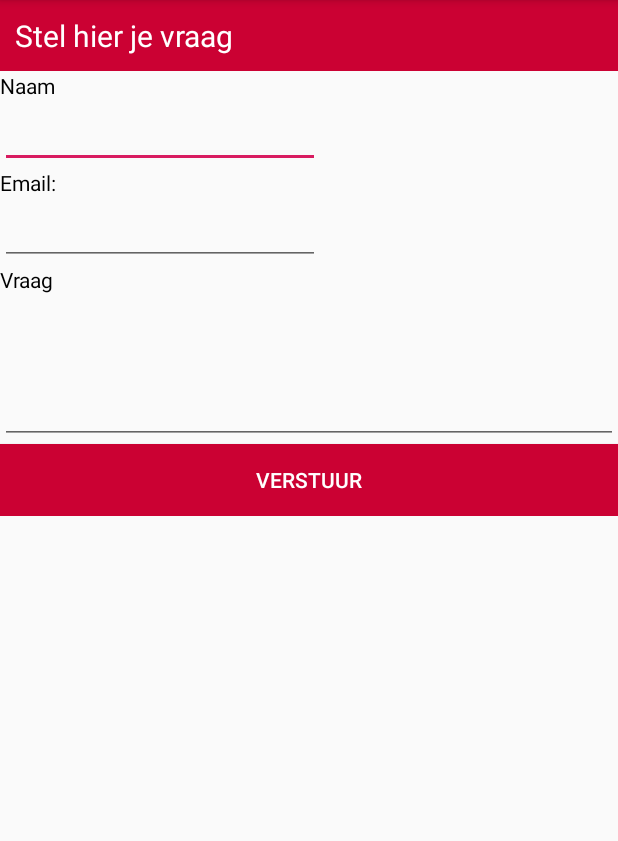
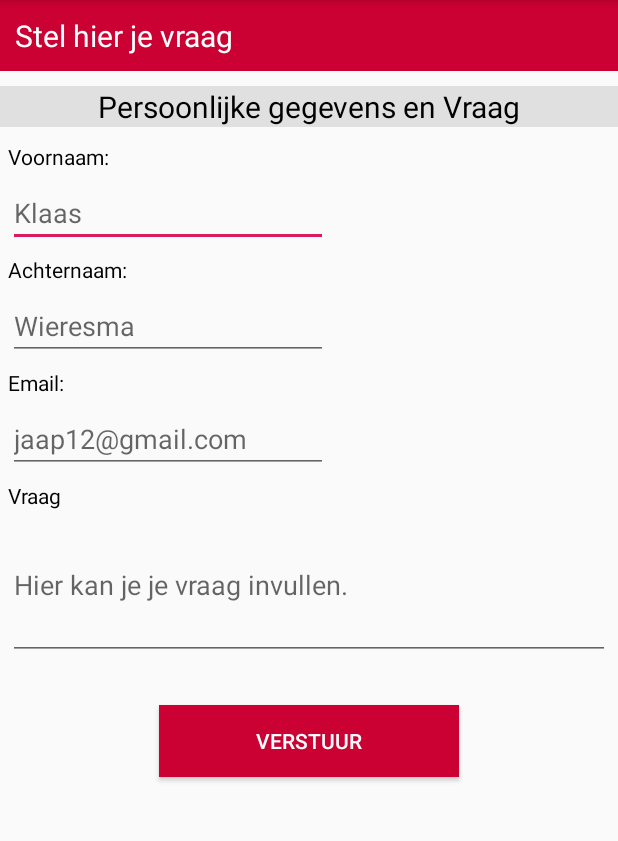
Before and after one commit to canberkates/Project-B, an Android app: the screen it shows after launch (MainActivity), in the side drawer, after a tap on "Vraag", on a phone screen of 412 x 824 dp, the part 234-1075 px from its top. Run offline under Robolectric (Android 15) with nearby library versions, the phone set to English and light mode, and no system bars.

Commit message:
Layout
Veranderingen in de layout

```diff
--- a/OpenDag/app/src/main/java/nl/bakisen/opendag/InschrijvenFragment.java
+++ b/OpenDag/app/src/main/java/nl/bakisen/opendag/InschrijvenFragment.java
@@ -27,9 +27,9 @@ public class InschrijvenFragment extends Fragment {
                 try {
                     GMailSender sender = new GMailSender("inschrijvenopendag@gmail.com", "Inschrijvenopendag123");
                     sender.sendMail("Inschrijving",
-                            Student.getGender(),
+                            "Wow dit is cool",
                             "inschrijvenopendag@gmail.com",
-                            "k.cngz38@hotmail.com");
+                            "k.cngz38@gmail.com");
                     Log.e("tag", "Email send");
                 } catch (Exception e) {
                     Log.e("SendMail", e.getMessage(), e);
--- a/OpenDag/app/src/main/res/layout/fragment_vraag.xml
+++ b/OpenDag/app/src/main/res/layout/fragment_vraag.xml
@@ -19,14 +19,26 @@
             android:text="@string/vraag_titel"
             android:textColor="@color/white"
             android:background="@color/hrrood"
-            android:textSize="20sp"/>
+            android:textSize="20sp" />
 
         <TextView
-            android:id="@+id/textFullName"
+            android:id="@+id/textVraagGegevens"
+            android:layout_width="match_parent"
+            android:layout_height="wrap_content"
+            android:text="Persoonlijke gegevens en Vraag"
+            android:textColor="@color/black"
+            android:textSize="20dp"
+            android:background="#e0e0e0"
+            android:gravity="center_horizontal"
+            android:layout_marginVertical="10dp"/>
+
+        <TextView
+            android:id="@+id/textName"
             android:layout_width="wrap_content"
             android:layout_height="wrap_content"
-            android:text="@string/volledige_naam"
-            android:textColor="@color/black" />
+            android:text="@string/naam"
+            android:textColor="@color/black"
+            android:layout_marginHorizontal="5dp" />
 
         <EditText
             android:id="@+id/inputName"
@@ -34,14 +46,37 @@
             android:layout_height="wrap_content"
             android:autofillHints=""
             android:ems="10"
-            android:inputType="textPersonName" />
+            android:hint="Klaas"
+            android:inputType="textPersonName"
+            android:layout_marginHorizontal="5dp"
+            android:layout_marginVertical="5dp"/>
 
         <TextView
-        android:id="@+id/textMail"
-        android:layout_width="match_parent"
-        android:layout_height="wrap_content"
-        android:text="@string/email"
-        android:textColor="@color/black" />
+            android:id="@+id/textLastname"
+            android:layout_width="match_parent"
+            android:layout_height="wrap_content"
+            android:text="@string/achternaam"
+            android:textColor="@color/black"
+            android:layout_marginHorizontal="5dp"/>
+
+        <EditText
+            android:id="@+id/inputLastname"
+            android:layout_width="wrap_content"
+            android:layout_height="wrap_content"
+            android:autofillHints=""
+            android:ems="10"
+            android:hint="Wieresma"
+            android:inputType="textPersonName"
+            android:layout_marginHorizontal="5dp"
+            android:layout_marginVertical="5dp"/>
+
+        <TextView
+            android:id="@+id/textMail"
+            android:layout_width="match_parent"
+            android:layout_height="wrap_content"
+            android:text="@string/email"
+            android:textColor="@color/black"
+            android:layout_marginHorizontal="5dp"/>
 
         <EditText
             android:id="@+id/inputMail"
@@ -49,30 +84,40 @@
             android:layout_height="wrap_content"
             android:autofillHints=""
             android:ems="10"
-            android:inputType="textEmailAddress" />
+            android:hint="jaap12@gmail.com"
+            android:inputType="textEmailAddress"
+            android:layout_marginHorizontal="5dp"
+            android:layout_marginVertical="5dp"/>
 
         <TextView
             android:id="@+id/text_question"
             android:layout_width="match_parent"
             android:layout_height="wrap_content"
             android:text="@string/vraag"
-            android:textColor="@color/black" />
+            android:textColor="@color/black"
+            android:layout_marginHorizontal="5dp"/>
 
         <EditText
             android:id="@+id/inputQuestion"
             android:layout_width="match_parent"
             android:layout_height="100dp"
-            android:autofillHints="johnsnow@gmail.com"
+            android:layout_marginHorizontal="5dp"
+            android:autofillHints=""
+            android:hint="Hier kan je je vraag invullen."
             android:ems="10"
-            android:inputType="textEmailAddress" />
+            android:inputType="text"
+            />
 
         <Button
-            android:id="@+id/signUpButton"
-            android:layout_width="match_parent"
+            android:id="@+id/questionButton"
+            android:layout_width="wrap_content"
             android:layout_height="wrap_content"
+            android:layout_gravity="center_horizontal"
+            android:width="200dp"
             android:text="@string/verstuur"
             android:textColor="@color/white"
-            android:background="@color/hrrood"/>
+            android:background="@color/hrrood"
+            android:layout_marginVertical="30dp"/>
 
     </LinearLayout>
 </ScrollView>
```
Also changed, not shown: OpenDag/app/src/main/res/layout/fragment_inschrijven.xml (+94 -41 lines).
